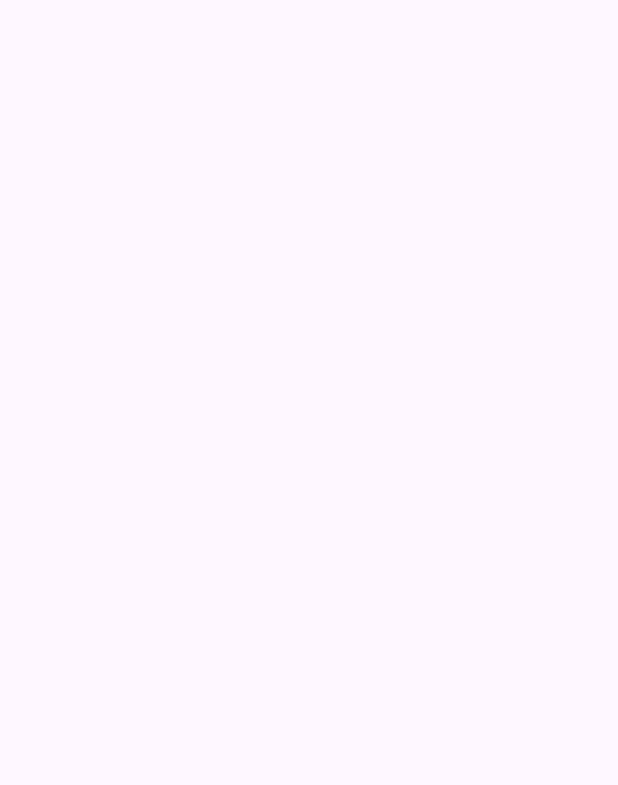
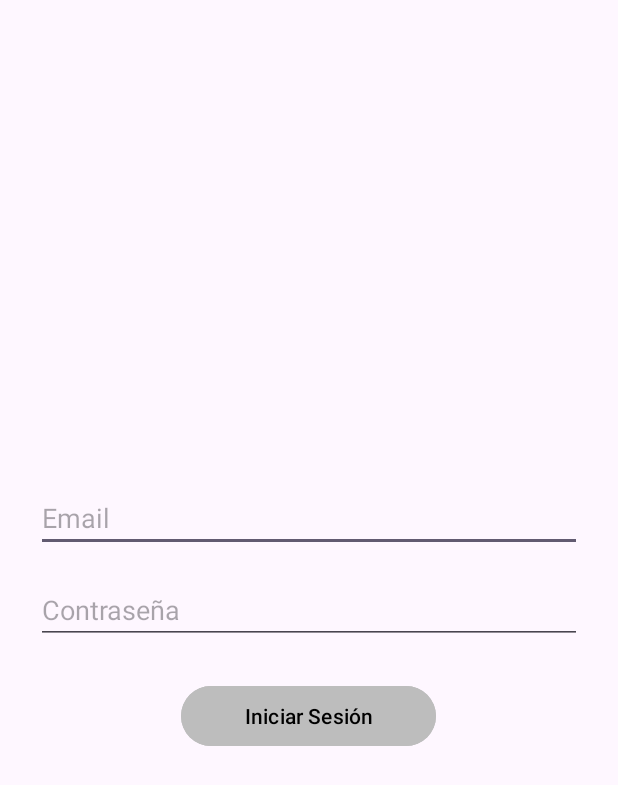
Before and after one commit to IagoHermida/ComprApp, an Android app: the LoginActivity screen opened directly, with no data from a screen before it, on a phone screen of 412 x 824 dp. Before the commit the part shown is empty. Shown: the top 785 px of the screen. Run offline under Robolectric (Android 15) with nearby library versions, the phone set to English and light mode, and no system bars; our stand-ins replace Firebase (no records; nobody signed in at launch, a user with empty details on screens opened directly).

Commit message:
Primera versión LoginActivity

```diff
--- a/app/src/main/AndroidManifest.xml
+++ b/app/src/main/AndroidManifest.xml
@@ -12,6 +12,9 @@
         android:supportsRtl="true"
         android:theme="@style/Theme.CompraApp"
         tools:targetApi="31">
+        <activity
+            android:name=".MenuActivity"
+            android:exported="false" />
         <activity
             android:name=".LoginActivity"
             android:exported="false" />
--- a/app/src/main/java/com/example/compraapp/LoginActivity.java
+++ b/app/src/main/java/com/example/compraapp/LoginActivity.java
@@ -1,24 +1,56 @@
 package com.example.compraapp;
 
+import android.content.Intent;
 import android.os.Bundle;
+import android.text.TextUtils;
+import android.widget.Button;
+import android.widget.EditText;
+import android.widget.Toast;
 
-import androidx.activity.EdgeToEdge;
 import androidx.appcompat.app.AppCompatActivity;
-import androidx.core.graphics.Insets;
-import androidx.core.view.ViewCompat;
-import androidx.core.view.WindowInsetsCompat;
+
+import com.google.firebase.auth.FirebaseAuth;
 
 public class LoginActivity extends AppCompatActivity {
+
+    private EditText etEmailLogin, etPasswordLogin;
+    private Button btnLoginConfirm;
+
+    private FirebaseAuth mAuth;
 
     @Override
     protected void onCreate(Bundle savedInstanceState) {
         super.onCreate(savedInstanceState);
-        EdgeToEdge.enable(this);
         setContentView(R.layout.activity_login);
-        ViewCompat.setOnApplyWindowInsetsListener(findViewById(R.id.main), (v, insets) -> {
-            Insets systemBars = insets.getInsets(WindowInsetsCompat.Type.systemBars());
-            v.setPadding(systemBars.left, systemBars.top, systemBars.right, systemBars.bottom);
-            return insets;
-        });
+
+        etEmailLogin = findViewById(R.id.etEmailLogin);
+        etPasswordLogin = findViewById(R.id.etPasswordLogin);
+        btnLoginConfirm = findViewById(R.id.btnLoginConfirm);
+
+        mAuth = FirebaseAuth.getInstance();
+
+        btnLoginConfirm.setOnClickListener(v -> loginUser());
+    }
+
+    private void loginUser() {
+        String email = etEmailLogin.getText().toString().trim();
+        String password = etPasswordLogin.getText().toString().trim();
+
+        if (TextUtils.isEmpty(email) || TextUtils.isEmpty(password)) {
+            Toast.makeText(this, "Por favor, rellena todos los campos", Toast.LENGTH_SHORT).show();
+            return;
+        }
+
+        mAuth.signInWithEmailAndPassword(email, password)
+                .addOnCompleteListener(this, task -> {
+                    if (task.isSuccessful()) {
+                        Toast.makeText(LoginActivity.this, "Inicio de sesión exitoso", Toast.LENGTH_SHORT).show();
+                        Intent intent = new Intent(LoginActivity.this, MenuActivity.class);
+                        startActivity(intent);
+                        finish(); // Evita que vuelva con el botón de atrás
+                    } else {
+                        Toast.makeText(LoginActivity.this, "Error: " + task.getException().getMessage(), Toast.LENGTH_LONG).show();
+                    }
+                });
     }
 }
--- a/app/src/main/res/layout/activity_login.xml
+++ b/app/src/main/res/layout/activity_login.xml
@@ -1,10 +1,32 @@
 <?xml version="1.0" encoding="utf-8"?>
-<androidx.constraintlayout.widget.ConstraintLayout xmlns:android="http://schemas.android.com/apk/res/android"
-    xmlns:app="http://schemas.android.com/apk/res-auto"
-    xmlns:tools="http://schemas.android.com/tools"
-    android:id="@+id/main"
+<LinearLayout xmlns:android="http://schemas.android.com/apk/res/android"
     android:layout_width="match_parent"
     android:layout_height="match_parent"
-    tools:context=".LoginActivity">
+    android:orientation="vertical"
+    android:padding="24dp"
+    android:gravity="center">
 
-</androidx.constraintlayout.widget.ConstraintLayout>
+    <EditText
+        android:id="@+id/etEmailLogin"
+        android:layout_width="match_parent"
+        android:layout_height="wrap_content"
+        android:hint="Email"
+        android:inputType="textEmailAddress"
+        android:layout_marginBottom="16dp"/>
+
+    <EditText
+        android:id="@+id/etPasswordLogin"
+        android:layout_width="match_parent"
+        android:layout_height="wrap_content"
+        android:hint="Contraseña"
+        android:inputType="textPassword"
+        android:layout_marginBottom="24dp"/>
+
+    <Button
+        android:id="@+id/btnLoginConfirm"
+        android:layout_width="170dp"
+        android:layout_height="wrap_content"
+        android:backgroundTint="#BDBDBD"
+        android:text="Iniciar Sesión"
+        android:textColor="#000000" />
+</LinearLayout>
--- a/app/src/main/res/layout/activity_register.xml
+++ b/app/src/main/res/layout/activity_register.xml
@@ -24,9 +24,9 @@
 
     <Button
         android:id="@+id/btnRegisterConfirm"
-        android:layout_width="match_parent"
+        android:layout_width="170dp"
         android:layout_height="wrap_content"
+        android:backgroundTint="#BDBDBD"
         android:text="Registrarse"
-        android:backgroundTint="#BDBDBD"
-        android:textColor="#000000"/>
+        android:textColor="#000000" />
 </LinearLayout>
```
Also changed, not shown: app/src/main/java/com/example/compraapp/MenuActivity.java (added, +24 -0 lines), app/src/main/res/layout/activity_main.xml (+9 -8 lines), app/src/main/res/layout/activity_menu.xml (added, +10 -0 lines).
